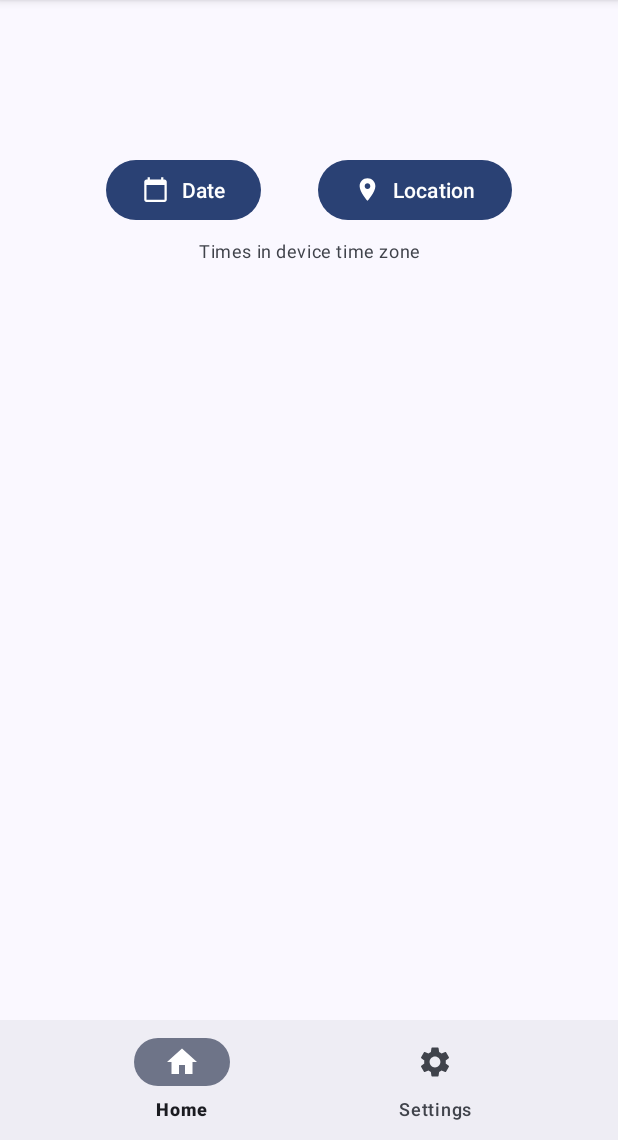
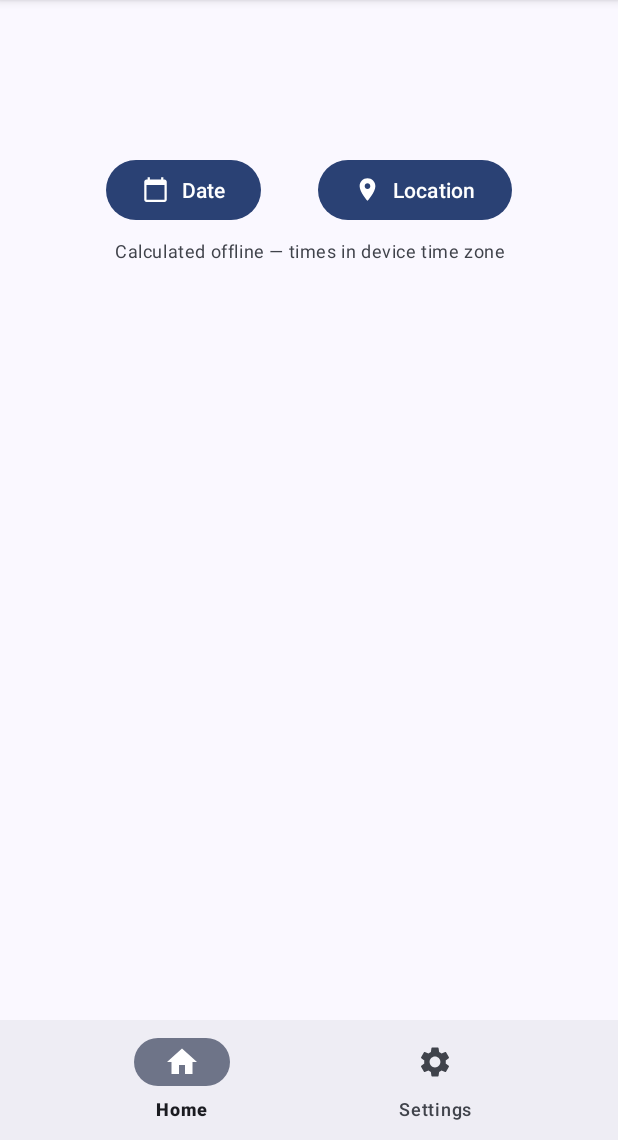
Before and after one commit to taaa1/waktu, an Android app: the screen it shows after launch (MainActivity), on a phone screen of 412 x 824 dp, the part 96-1236 px from its top. Run offline under Robolectric (Android 15) with nearby library versions, the phone set to English and light mode, and no system bars; libraries missing offline, so code that uses them is left out: com.batoulapps.adhan, com.beust.klaxon.

Commit message:
more info

```diff
--- a/app/src/main/res/values/strings.xml
+++ b/app/src/main/res/values/strings.xml
@@ -27,5 +27,5 @@
     <string name="calculation_method">Calculation Method</string>
     <string name="adjustment">Adjustment</string>
     <string name="search">Search…</string>
-    <string name="tz_info_text">Times in device time zone</string>
+    <string name="tz_info_text">Calculated offline — times in device time zone</string>
 </resources>
```
Also changed, not shown: 1 other file.
